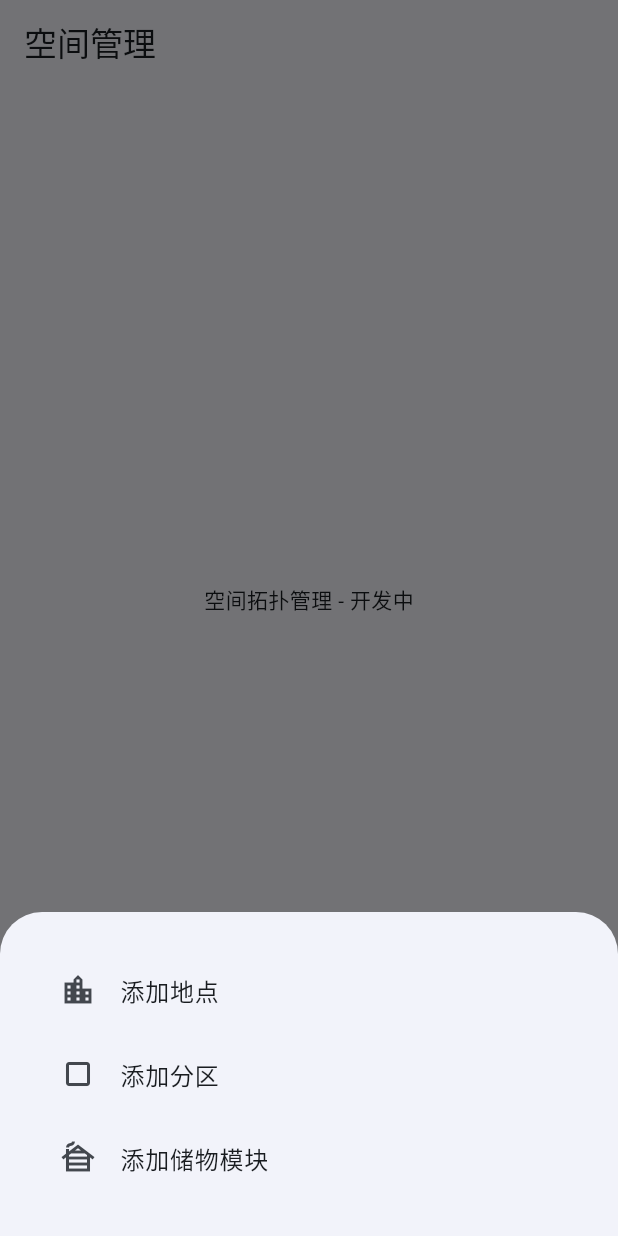
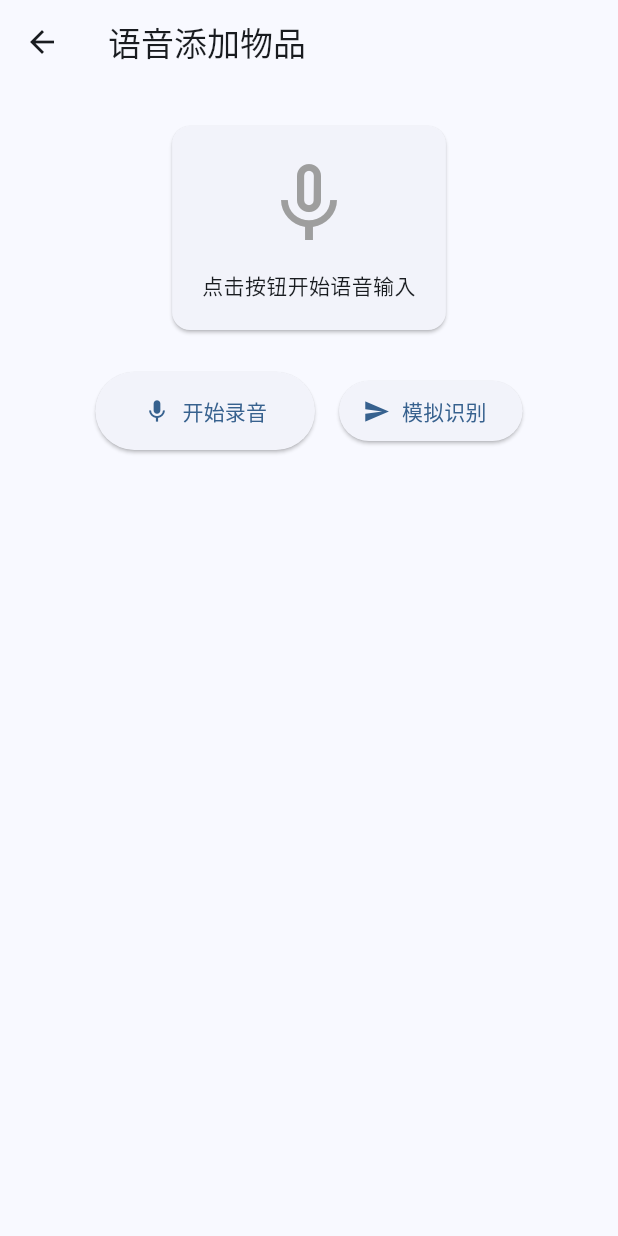
Before and after one commit to ajcheng/HomeLocus, a Flutter app: the screen it shows after launch, after a tap on the "add" icon, on a phone screen of 412 x 824 dp. Run offline on Flutter 3.47's test engine with Material 3 defaults, Android fonts, the phone set to English and light mode, and no system bars.

Commit message:
feat: 添加语音对话输入功能
- 后端: POST /api/v1/speech/add-item（ASR→NLP→空间匹配→入库）
- 后端: POST /api/v1/speech/add-item/confirm（确认入库）
- 前端: VoiceInputScreen 录音界面 + 识别结果确认卡片
- 主页 FAB 快捷入口：「语音添加」按钮

语音流程: 录音 → 语音转文字 → LLM解析物品信息 → 空间拓扑匹配 → 用户确认 → 入库

Co-Authored-By: Claude Opus 4.7 <noreply@anthropic.com>

```diff
--- a/frontend/lib/screens/home_screen.dart
+++ b/frontend/lib/screens/home_screen.dart
@@ -3,6 +3,7 @@ import 'package:flutter/material.dart';
 import 'space_screen.dart';
 import 'search_screen.dart';
 import 'reminders_screen.dart';
+import 'voice_input_screen.dart';
 
 class HomeScreen extends StatefulWidget {
   const HomeScreen({super.key});
@@ -33,6 +34,14 @@ class _HomeScreenState extends State<HomeScreen> {
           NavigationDestination(icon: Icon(Icons.notifications), label: '提醒'),
         ],
       ),
+      floatingActionButton: FloatingActionButton.extended(
+        onPressed: () => Navigator.push(
+          context,
+          MaterialPageRoute(builder: (_) => const VoiceInputScreen(locationId: '')),
+        ),
+        icon: const Icon(Icons.mic),
+        label: const Text('语音添加'),
+      ),
     );
   }
 }
--- /dev/null
+++ b/frontend/lib/screens/voice_input_screen.dart
@@ -0,0 +1,165 @@
+import 'dart:async';
+import 'package:flutter/material.dart';
+import '../services/api_client.dart';
+
+class VoiceInputScreen extends StatefulWidget {
+  final String locationId;
+
+  const VoiceInputScreen({super.key, required this.locationId});
+
+  @override
+  State<VoiceInputScreen> createState() => _VoiceInputScreenState();
+}
+
+class _VoiceInputScreenState extends State<VoiceInputScreen> {
+  bool _isRecording = false;
+  String _statusText = '点击按钮开始语音输入';
+  String _transcription = '';
+  Map<String, dynamic>? _result;
+  bool _loading = false;
+
+  final _api = ApiClient();
+
+  Future<void> _toggleRecording() async {
+    setState(() {
+      _isRecording = !_isRecording;
+      _statusText = _isRecording ? '正在录音... 再次点击停止' : '录音已停止';
+    });
+    // TODO: Integrate with actual audio recording plugin
+    // For now simulate with uploaded audio file
+  }
+
+  Future<void> _processVoice() async {
+    setState(() { _loading = true; _statusText = '正在识别...'; });
+
+    try {
+      // TODO: Send audio file via multipart/form-data
+      // final response = await _api.postMultipart('/speech/add-item', ...);
+      await Future.delayed(const Duration(seconds: 2));
+      setState(() {
+        _transcription = '主卧大衣柜第二层放了罗技MX Master 3鼠标';
+        _result = {
+          'parsed_item': {
+            'label': '罗技MX Master 3鼠标',
+            'brand': '罗技',
+            'category': '电子产品',
+            'slot_name_hint': '第二层',
+            'container_name_hint': '大衣柜',
+            'zone_name_hint': '主卧',
+          },
+          'matched_slot': {
+            'slot_name': '第二层抽屉',
+            'container_name': '大衣柜',
+            'zone_name': '主卧',
+            'location_name': '我的家',
+            'breadcrumb': '我的家 / 主卧 / 大衣柜 / 第二层抽屉',
+          },
+          'needs_confirmation': true,
+        };
+        _statusText = '识别完成，请确认';
+        _loading = false;
+      });
+    } catch (e) {
+      setState(() {
+        _statusText = '识别失败: $e';
+        _loading = false;
+      });
+    }
+  }
+
+  @override
+  Widget build(BuildContext context) {
+    return Scaffold(
+      appBar: AppBar(title: const Text('语音添加物品')),
+      body: Padding(
+        padding: const EdgeInsets.all(24),
+        child: Column(
+          children: [
+            // Status area
+            Card(
+              child: Padding(
+                padding: const EdgeInsets.all(20),
+                child: Column(
+                  children: [
+                    Icon(
+                      _isRecording ? Icons.mic : Icons.mic_none,
+                      size: 64,
+                      color: _isRecording ? Colors.red : Colors.grey,
+                    ),
+                    const SizedBox(height: 12),
+                    Text(_statusText, textAlign: TextAlign.center),
+                  ],
+                ),
+              ),
+            ),
+            const SizedBox(height: 24),
+
+            // Record button
+            Row(
+              mainAxisAlignment: MainAxisAlignment.center,
+              children: [
+                ElevatedButton.icon(
+                  onPressed: _toggleRecording,
+                  icon: Icon(_isRecording ? Icons.stop : Icons.mic),
+                  label: Text(_isRecording ? '停止录音' : '开始录音'),
+                  style: ElevatedButton.styleFrom(
+                    padding: const EdgeInsets.symmetric(horizontal: 32, vertical: 16),
+                  ),
+                ),
+                const SizedBox(width: 16),
+                if (!_isRecording && _transcription.isEmpty)
+                  ElevatedButton.icon(
+                    onPressed: _loading ? null : _processVoice,
+                    icon: _loading
+                        ? const SizedBox(width: 18, height: 18, child: CircularProgressIndicator(strokeWidth: 2))
+                        : const Icon(Icons.send),
+                    label: const Text('模拟识别'),
+                  ),
+              ],
+            ),
+            const SizedBox(height: 24),
+
+            // Result
+            if (_result != null) ...[
+              Card(
+                color: Theme.of(context).colorScheme.secondaryContainer,
+                child: Padding(
+                  padding: const EdgeInsets.all(16),
+                  child: Column(
+                    crossAxisAlignment: CrossAxisAlignment.start,
+                    children: [
+                      Text('识别文字: "$_transcription"'),
+                      const SizedBox(height: 8),
+                      Text('物品: ${_result!['parsed_item']['label']}'),
+                      if (_result!['parsed_item']['brand'] != null)
+                        Text('品牌: ${_result!['parsed_item']['brand']}'),
+                      const Divider(),
+                      Text('匹配位置: ${_result!['matched_slot']['breadcrumb']}'),
+                      const SizedBox(height: 12),
+                      Row(
+                        mainAxisAlignment: MainAxisAlignment.end,
+                        children: [
+                          TextButton(onPressed: () => Navigator.pop(context), child: const Text('取消')),
+                          FilledButton(
+                            onPressed: () {
+                              // TODO: Call confirm API
+                              ScaffoldMessenger.of(context).showSnackBar(
+                                const SnackBar(content: Text('物品已添加')),
+                              );
+                              Navigator.pop(context);
+                            },
+                            child: const Text('确认添加'),
+                          ),
+                        ],
+                      ),
+                    ],
+                  ),
+                ),
+              ),
+            ],
+          ],
+        ),
+      ),
+    );
+  }
+}
```
Also changed, not shown: 4 other files.
